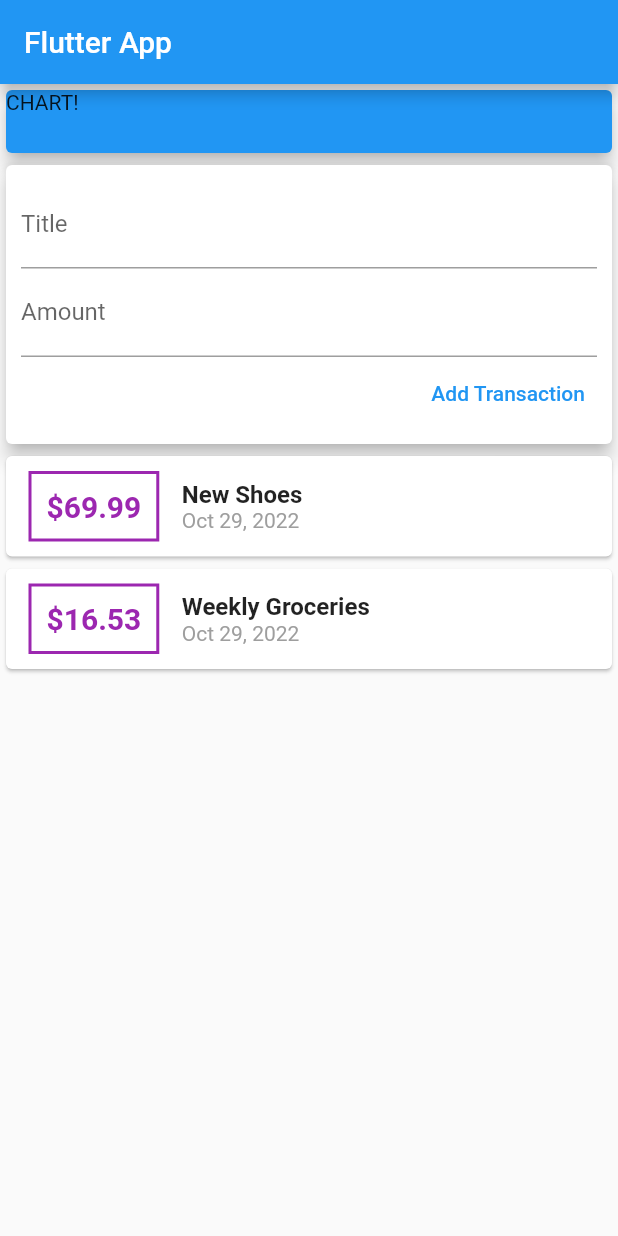
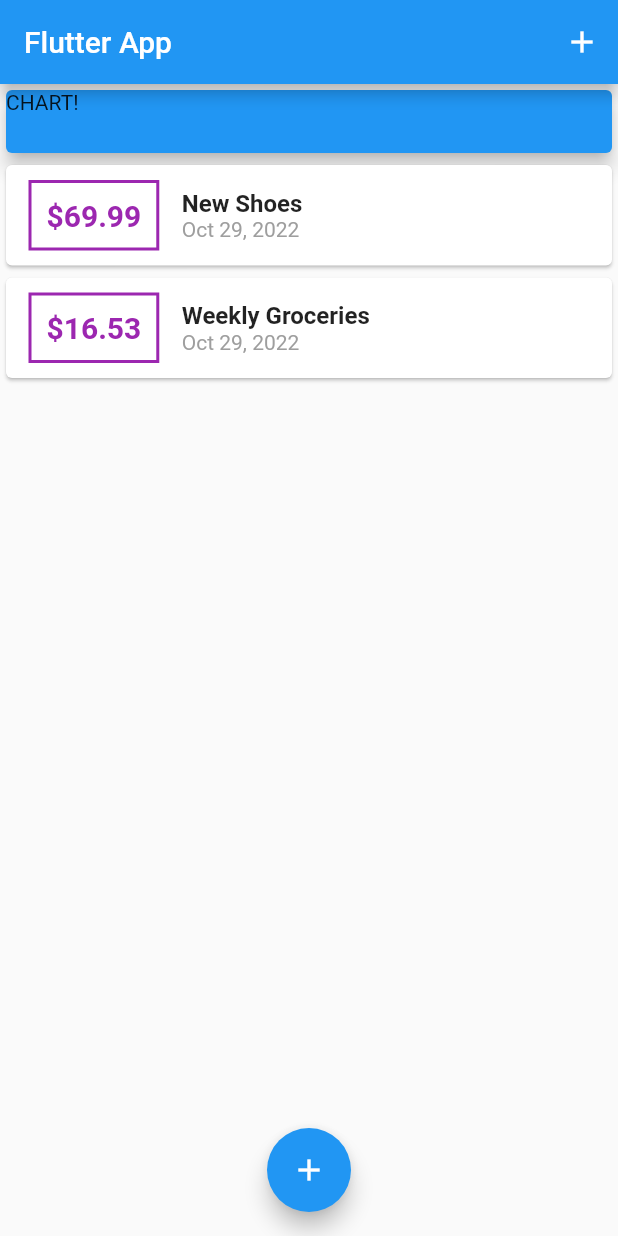
Before and after one commit to MuhammadZeeshan03/Expense-tracker-app-flutter, a Flutter app: the screen it shows after launch, on a phone screen of 412 x 824 dp. Run offline on Flutter 3.47's test engine with Material 2 defaults, Android fonts, the phone set to English and light mode, and no system bars.

Commit message:
add-expense-separated

```diff
--- a/lib/main.dart
+++ b/lib/main.dart
@@ -1,5 +1,8 @@
 import 'package:flutter/material.dart';
-import './widgets/user_transactions.dart';
+import './widgets/new_transaction.dart';
+import './widgets/transaction_list.dart';
+
+import './models/transaction.dart';
 
 void main() => runApp(MyApp());
 
@@ -13,14 +16,62 @@ class MyApp extends StatelessWidget {
   }
 }
 
-class MyHomePage extends StatelessWidget {
-  final titleController = TextEditingController();
-  final amountController = TextEditingController();
+class MyHomePage extends StatefulWidget {
+  @override
+  State<MyHomePage> createState() => _MyHomePageState();
+}
+
+class _MyHomePageState extends State<MyHomePage> {
+  final List<Transaction> _userTransactions = [
+    Transaction(
+      id: 't1',
+      title: 'New Shoes',
+      amount: 69.99,
+      date: DateTime.now(),
+    ),
+    Transaction(
+      id: 't2',
+      title: 'Weekly Groceries',
+      amount: 16.53,
+      date: DateTime.now(),
+    ),
+  ];
+  void _addNewTransaction(String txTitle, double txAmount) {
+    final newTx = Transaction(
+      title: txTitle,
+      amount: txAmount,
+      date: DateTime.now(),
+      id: DateTime.now().toString(),
+    );
+    setState(() {
+      _userTransactions.add(newTx);
+    });
+  }
+
+  void _startAddNewTransaction(BuildContext ctx) {
+    showModalBottomSheet(
+      context: ctx,
+      builder: (_) {
+        return GestureDetector(
+          onTap: () {},
+          child: NewTransaction(_addNewTransaction),
+          behavior: HitTestBehavior.opaque,
+        );
+      },
+    );
+  }
+
   @override
   Widget build(BuildContext context) {
     return Scaffold(
       appBar: AppBar(
         title: Text('Flutter App'),
+        actions: <Widget>[
+          IconButton(
+            icon: Icon(Icons.add),
+            onPressed: () => _startAddNewTransaction(context),
+          ),
+        ],
       ),
       body: SingleChildScrollView(
         child: Column(
@@ -35,9 +86,14 @@ class MyHomePage extends StatelessWidget {
                 elevation: 5,
               ),
             ),
-            UserTransactions(),
+            TransactionList(_userTransactions)
           ],
         ),
+      ),
+      floatingActionButtonLocation: FloatingActionButtonLocation.centerFloat,
+      floatingActionButton: FloatingActionButton(
+        child: Icon(Icons.add),
+        onPressed: () => _startAddNewTransaction(context),
       ),
     );
   }
--- a/lib/widgets/user_transactions.dart
+++ /dev/null
@@ -1,51 +0,0 @@
-import 'package:flutter/material.dart';
-import './new_transaction.dart';
-import './transaction_list.dart';
-
-import '../models/transaction.dart';
-
-class UserTransactions extends StatefulWidget {
-  const UserTransactions({Key key}) : super(key: key);
-
-  @override
-  State<UserTransactions> createState() => _UserTransactionsState();
-}
-
-class _UserTransactionsState extends State<UserTransactions> {
-  final List<Transaction> _userTransactions = [
-    Transaction(
-      id: 't1',
-      title: 'New Shoes',
-      amount: 69.99,
-      date: DateTime.now(),
-    ),
-    Transaction(
-      id: 't2',
-      title: 'Weekly Groceries',
-      amount: 16.53,
-      date: DateTime.now(),
-    ),
-  ];
-
-  void _addNewTransaction(String txTitle, double txAmount) {
-    final newTx = Transaction(
-      title: txTitle,
-      amount: txAmount,
-      date: DateTime.now(),
-      id: DateTime.now().toString(),
-    );
-    setState(() {
-      _userTransactions.add(newTx);
-    });
-  }
-
-  @override
-  Widget build(BuildContext context) {
-    return Column(
-      children: [
-        NewTransaction(_addNewTransaction),
-        TransactionList(_userTransactions),
-      ],
-    );
-  }
-}
```
